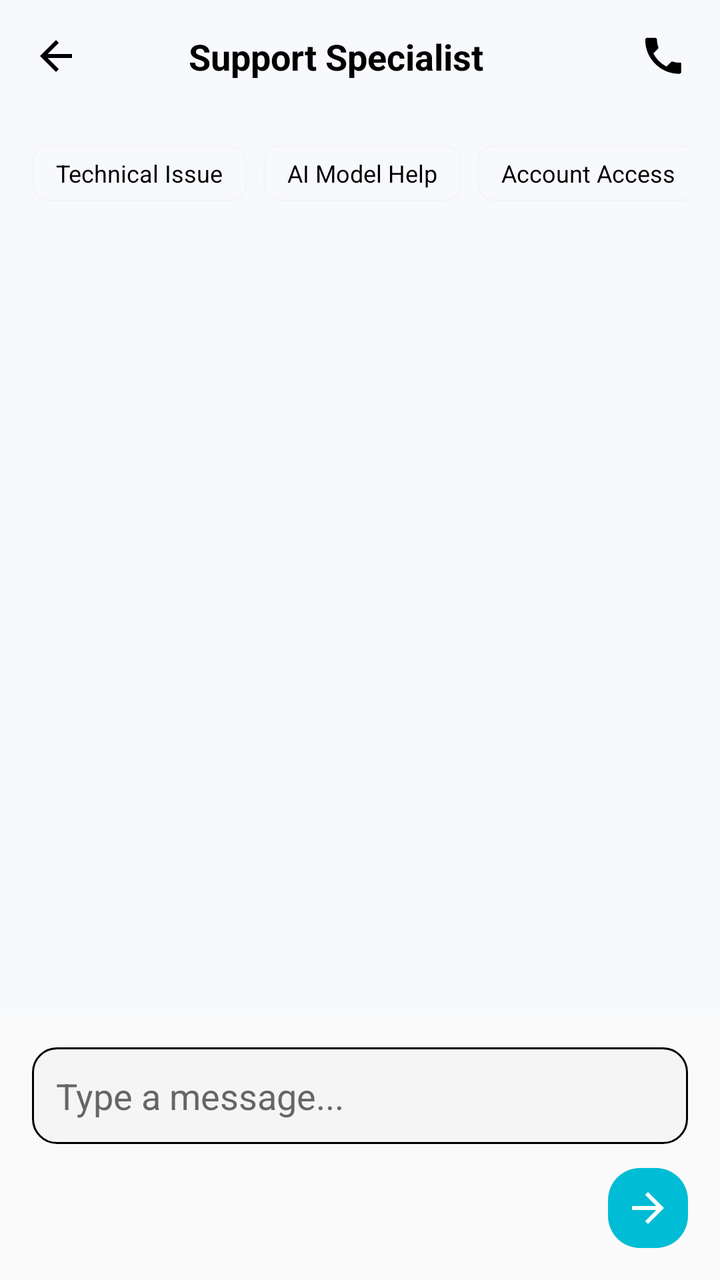
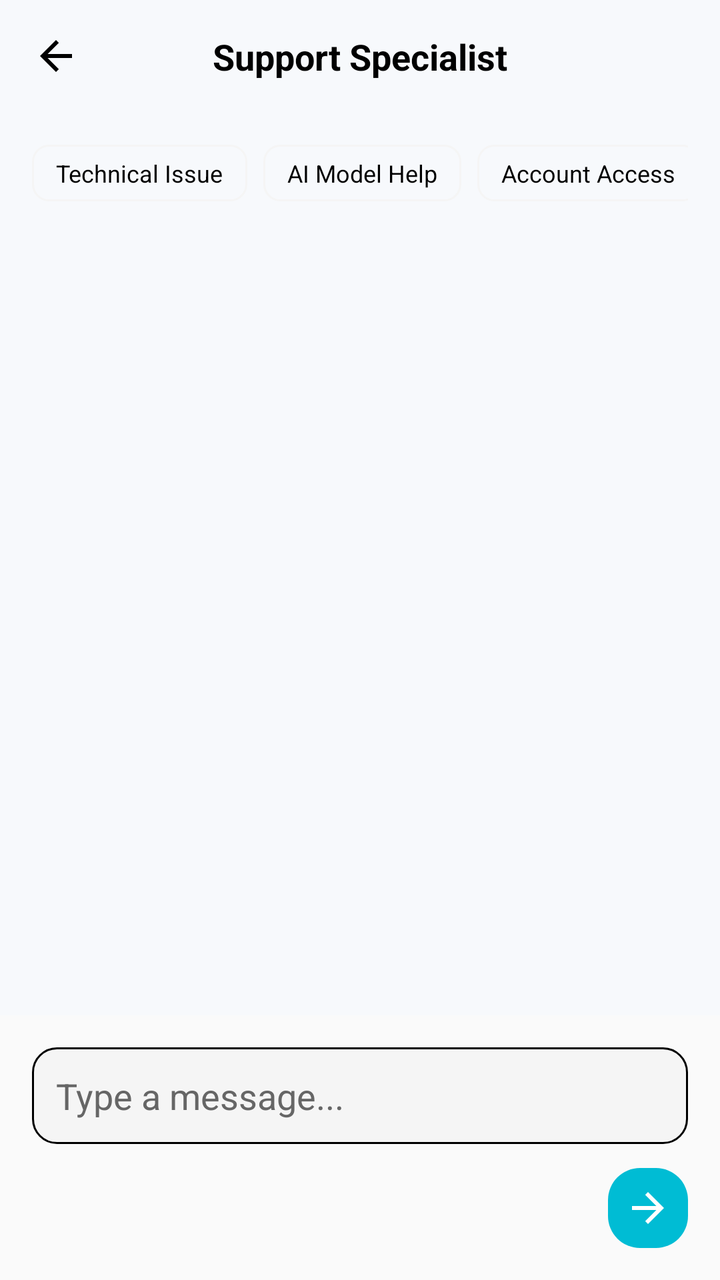

Before-and-after screenshots of an Android layout around one commit, followed by the original layout XML and the change that was made.
<!-- AndroidManifest.xml: application theme Theme.OvaDrugX -->
<!-- res/layout/activity_support_chat.xml -->
<?xml version="1.0" encoding="utf-8"?>
<androidx.constraintlayout.widget.ConstraintLayout xmlns:android="http://schemas.android.com/apk/res/android"
    xmlns:app="http://schemas.android.com/apk/res-auto"
    xmlns:tools="http://schemas.android.com/tools"
    android:layout_width="match_parent"
    android:layout_height="match_parent"
    android:background="@color/premium_light_bg"
    tools:context=".SupportChatActivity">

    
    <LinearLayout
        android:id="@+id/header_container"
        android:layout_width="match_parent"
        android:layout_height="wrap_content"
        android:orientation="horizontal"
        android:gravity="center_vertical"
        android:padding="16dp"
        app:layout_constraintTop_toTopOf="parent">

        <ImageView
            android:id="@+id/btnBack"
            android:layout_width="24dp"
            android:layout_height="24dp"
            android:src="@drawable/ic_arrow_back"
            app:tint="@color/black"
            android:clickable="true"
            android:focusable="true" 
            android:background="?attr/selectableItemBackgroundBorderless"/>

        <TextView
            android:layout_width="0dp"
            android:layout_height="wrap_content"
            android:layout_weight="1"
            android:text="Support Specialist"
            android:textColor="@color/black"
            android:textSize="18sp"
            android:textStyle="bold"
            android:gravity="center"
            android:layout_marginEnd="24dp"/>
         
         <ImageView
            android:layout_width="24dp"
            android:layout_height="24dp"
            android:src="@drawable/ic_call"
            app:tint="@color/black"
            android:visibility="visible"/>
    </LinearLayout>

    <ScrollView
        android:id="@+id/chatScrollView"
        android:layout_width="match_parent"
        android:layout_height="0dp"
        app:layout_constraintTop_toBottomOf="@id/header_container"
        app:layout_constraintBottom_toTopOf="@id/input_area"
        android:paddingHorizontal="16dp">

        <LinearLayout
            android:id="@+id/chatContainer"
            android:layout_width="match_parent"
            android:layout_height="wrap_content"
            android:orientation="vertical"
            android:paddingTop="16dp"
            android:paddingBottom="16dp">

            
            <HorizontalScrollView
                android:layout_width="match_parent"
                android:layout_height="wrap_content"
                android:scrollbars="none"
                android:layout_marginBottom="16dp">
                
                <LinearLayout
                    android:layout_width="wrap_content"
                    android:layout_height="wrap_content"
                    android:orientation="horizontal">
                    
                    <TextView
                        android:id="@+id/chipTech"
                        android:layout_width="wrap_content"
                        android:layout_height="wrap_content"
                        android:paddingHorizontal="12dp"
                        android:paddingVertical="6dp"
                        android:background="@drawable/bg_rounded_border"
                        android:backgroundTint="#F5F5F5"
                        android:text="Technical Issue"
                        android:textSize="12sp"
                        android:textColor="@color/black"
                        android:layout_marginEnd="8dp"
                        android:clickable="true"
                        android:focusable="true"/>

                    <TextView
                        android:id="@+id/chipAi"
                        android:layout_width="wrap_content"
                        android:layout_height="wrap_content"
                        android:paddingHorizontal="12dp"
                        android:paddingVertical="6dp"
                        android:background="@drawable/bg_rounded_border"
                        android:backgroundTint="#F5F5F5"
                        android:text="AI Model Help"
                        android:textSize="12sp"
                        android:textColor="@color/black"
                        android:layout_marginEnd="8dp"
                        android:clickable="true"
                        android:focusable="true"/>
                    
                    <TextView
                        android:id="@+id/chipAccount"
                        android:layout_width="wrap_content"
                        android:layout_height="wrap_content"
                        android:paddingHorizontal="12dp"
                        android:paddingVertical="6dp"
                        android:background="@drawable/bg_rounded_border"
                        android:backgroundTint="#F5F5F5"
                        android:text="Account Access"
                        android:textSize="12sp"
                        android:textColor="@color/black"
                        android:layout_marginEnd="8dp"
                        android:clickable="true"
                        android:focusable="true"/>

                    <TextView
                        android:id="@+id/chipBug"
                        android:layout_width="wrap_content"
                        android:layout_height="wrap_content"
                        android:paddingHorizontal="12dp"
                        android:paddingVertical="6dp"
                        android:background="@drawable/bg_rounded_border"
                        android:backgroundTint="#F5F5F5"
                        android:text="Bug Report"
                        android:textSize="12sp"
                        android:textColor="@color/black"
                        android:clickable="true"
                        android:focusable="true"/>

                </LinearLayout>
            </HorizontalScrollView>

        </LinearLayout>
    </ScrollView>

    
    <LinearLayout
        android:id="@+id/input_area"
        android:layout_width="match_parent"
        android:layout_height="wrap_content"
        android:orientation="vertical"
        app:layout_constraintBottom_toBottomOf="parent"
        android:padding="16dp"
        android:background="#FAFAFA">

        <LinearLayout
             android:layout_width="match_parent"
             android:layout_height="wrap_content"
             android:orientation="horizontal"
             android:gravity="bottom"
             android:background="@drawable/bg_chat_input"
             android:paddingEnd="12dp"
             android:layout_marginBottom="12dp">
             
             <EditText
                 android:id="@+id/etMessage"
                 android:layout_width="0dp"
                 android:layout_height="wrap_content"
                 android:layout_weight="1"
                 android:hint="Type a message..."
                 android:padding="12dp"
                 android:background="@null"
                 android:textColor="@color/black"
                 android:textColorHint="#666666"
                 android:maxLines="3"/>
             
        </LinearLayout>
        
        <ImageView
             android:id="@+id/btnSend"
             android:layout_width="40dp"
             android:layout_height="40dp"
             android:src="@drawable/ic_arrow_forward"
             app:tint="@color/white"
             android:padding="8dp"
             android:background="@drawable/bg_rounded_gradient"
             android:backgroundTint="#00BCD4"
             android:layout_gravity="end"/>

    </LinearLayout>

</androidx.constraintlayout.widget.ConstraintLayout>
<!-- resources referenced by this layout -->
<resources>
  <color name="black">#FF000000</color>
  <color name="premium_light_bg">#F7F9FC</color>
  <color name="white">#FFFFFFFF</color>
  <!-- drawable bg_chat_input (drawable) -->
  <?xml version="1.0" encoding="utf-8"?>
  <shape xmlns:android="http://schemas.android.com/apk/res/android">
      <solid android:color="#F5F5F5" />
      <stroke
          android:width="1dp"
          android:color="@color/black" />
      <corners android:radius="12dp" />
  </shape>
  <!-- drawable bg_rounded_border (drawable) -->
  <?xml version="1.0" encoding="utf-8"?>
  <shape xmlns:android="http://schemas.android.com/apk/res/android">
      <solid android:color="@android:color/transparent" />
      <stroke
          android:width="1dp"
          android:color="#E0E0E0" />
      <corners android:radius="8dp" />
  </shape>
  <!-- drawable bg_rounded_gradient (drawable) -->
  <?xml version="1.0" encoding="utf-8"?>
  <shape xmlns:android="http://schemas.android.com/apk/res/android">
      <gradient
          android:angle="45"
          android:endColor="#26A69A"
          android:startColor="#00695C"
          android:type="linear" />
      <corners android:radius="16dp" />
  </shape>
  <!-- drawable ic_arrow_back (drawable) -->
  <vector xmlns:android="http://schemas.android.com/apk/res/android"
      android:width="24dp"
      android:height="24dp"
      android:viewportWidth="24"
      android:viewportHeight="24">
      <path
          android:fillColor="#FF000000"
          android:pathData="M20,11H7.83l5.59,-5.59L12,4l-8,8 8,8 1.41,-1.41L7.83,13H20v-2z" />
  </vector>
  <!-- drawable ic_call (drawable) -->
  <vector xmlns:android="http://schemas.android.com/apk/res/android"
      android:width="24dp"
      android:height="24dp"
      android:viewportWidth="24"
      android:viewportHeight="24">
    <path
        android:fillColor="#FF000000"
        android:pathData="M20.01,15.38c-1.23,0 -2.42,-0.2 -3.53,-0.56 -0.35,-0.12 -0.74,-0.03 -1.01,0.24l-2.2,2.2c-2.83,-1.44 -5.15,-3.75 -6.59,-6.59l2.2,-2.21c0.28,-0.26 0.36,-0.65 0.25,-1C8.7,6.33 8.5,5.14 8.5,3.91c0,-0.55 -0.45,-1 -1,-1H3.62c-0.55,0 -1,0.45 -1,1c0,9.39 7.61,17 17,17 0.55,0 1,-0.45 1,-1v-3.88c0,-0.55 -0.45,-1 -1,-1z"/>
  </vector>
  <style name="Base.Theme.OvaDrugX" parent="Theme.Material3.DayNight.NoActionBar">
          
          
          <item name="android:windowBackground">@drawable/page_background</item>
          <item name="android:colorBackground">@android:color/transparent</item>
      </style>
  <style name="TextAppearance.App.HeadlineMedium" parent="TextAppearance.Material3.HeadlineMedium">
          <item name="android:textStyle">bold</item>
          <item name="android:letterSpacing">0.02</item>
      </style>
  <style name="TextAppearance.App.TitleLarge" parent="TextAppearance.Material3.TitleLarge">
          <item name="android:textStyle">bold</item>
          <item name="android:letterSpacing">0.02</item>
      </style>
  <style name="TextAppearance.App.TitleMedium" parent="TextAppearance.Material3.TitleMedium">
          <item name="android:textStyle">bold</item>
      </style>
  <style name="TextAppearance.App.BodyLarge" parent="TextAppearance.Material3.BodyLarge">
          <item name="android:textColor">@color/text_dark</item>
      </style>
  <style name="TextAppearance.App.BodyMedium" parent="TextAppearance.Material3.BodyMedium">
          <item name="android:textColor">@color/text_secondary</item>
      </style>
  <style name="TextAppearance.App.LabelSmall" parent="TextAppearance.Material3.LabelSmall">
          <item name="android:textStyle">bold</item>
          <item name="android:textAllCaps">true</item>
      </style>
  <!-- drawable page_background (drawable) -->
  <?xml version="1.0" encoding="utf-8"?>
  <shape xmlns:android="http://schemas.android.com/apk/res/android">
      <solid android:color="@color/premium_light_bg"/>
  </shape>
  <color name="text_dark">#212121</color>
  <color name="text_secondary">#888888</color>
  <!-- unchanged entries left out for length: 2 -->
</resources>

<!-- the commit's change to res/layout/activity_support_chat.xml (unified diff, before → after) -->
@@ -38,12 +38,6 @@
             android:gravity="center"
             android:layout_marginEnd="24dp"/>
          
-         <ImageView
-            android:layout_width="24dp"
-            android:layout_height="24dp"
-            android:src="@drawable/ic_call"
-            app:tint="@color/black"
-            android:visibility="visible"/>
     </LinearLayout>
 
     <ScrollView
<!-- resource entries referenced after the edit -->
@@ -41,16 +41,6 @@
           android:fillColor="#FF000000"
           android:pathData="M20,11H7.83l5.59,-5.59L12,4l-8,8 8,8 1.41,-1.41L7.83,13H20v-2z" />
   </vector>
-  <!-- drawable ic_call (drawable) -->
-  <vector xmlns:android="http://schemas.android.com/apk/res/android"
-      android:width="24dp"
-      android:height="24dp"
-      android:viewportWidth="24"
-      android:viewportHeight="24">
-    <path
-        android:fillColor="#FF000000"
-        android:pathData="M20.01,15.38c-1.23,0 -2.42,-0.2 -3.53,-0.56 -0.35,-0.12 -0.74,-0.03 -1.01,0.24l-2.2,2.2c-2.83,-1.44 -5.15,-3.75 -6.59,-6.59l2.2,-2.21c0.28,-0.26 0.36,-0.65 0.25,-1C8.7,6.33 8.5,5.14 8.5,3.91c0,-0.55 -0.45,-1 -1,-1H3.62c-0.55,0 -1,0.45 -1,1c0,9.39 7.61,17 17,17 0.55,0 1,-0.45 1,-1v-3.88c0,-0.55 -0.45,-1 -1,-1z"/>
-  </vector>
   <style name="Base.Theme.OvaDrugX" parent="Theme.Material3.DayNight.NoActionBar">
           
           
